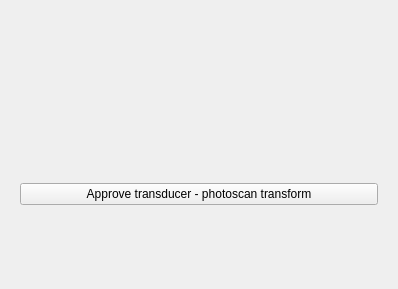
Qt form OpenLIFUTransducerTracker/Resources/UI/TransducerTrackingWizard.ui (OpenwaterHealth/SlicerOpenLIFU) before a commit.
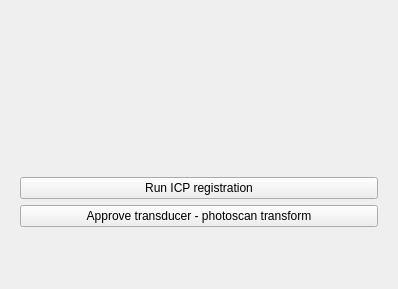
The same form after that commit. The open tabs and pages were chosen to show the change. Custom widgets are drawn as their Qt base class.

Commit message: Add transducer tracking results to the scene (#199)

Patch:
```diff
--- a/OpenLIFUTransducerTracker/Resources/UI/TransducerTrackingWizard.ui
+++ b/OpenLIFUTransducerTracker/Resources/UI/TransducerTrackingWizard.ui
@@ -124,6 +124,13 @@
          </property>
         </widget>
        </item>
+       <item>
+        <widget class="QPushButton" name="runTransducerPhotoscanRegistration">
+         <property name="text">
+          <string>Run ICP registration</string>
+         </property>
+        </widget>
+       </item>
        <item>
         <widget class="QPushButton" name="approveTransducerPhotoscanTransform">
          <property name="text">
@@ -131,6 +138,19 @@
          </property>
         </widget>
        </item>
+       <item>
+        <spacer name="verticalSpacer_2">
+         <property name="orientation">
+          <enum>Qt::Vertical</enum>
+         </property>
+         <property name="sizeHint" stdset="0">
+          <size>
+           <width>20</width>
+           <height>40</height>
+          </size>
+         </property>
+        </spacer>
+       </item>
       </layout>
      </widget>
     </widget>
```
Left out of the diff: 61 changed lines with no effect on the pictures. The commit also changes 1 other file.
